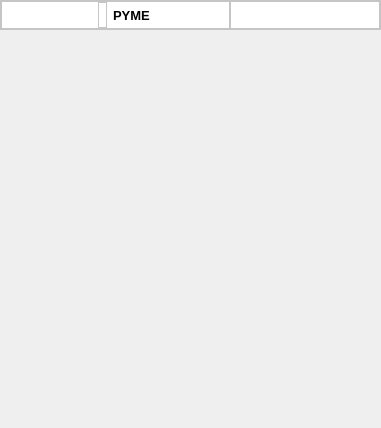
Before: the Qt Designer form Frontend/add_branch_and_product.ui in XxDdUu/DACS01, drawn with Qt 5.
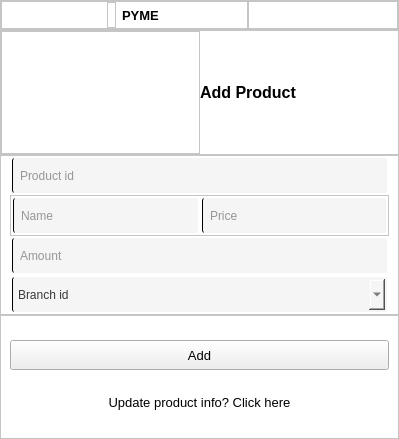
After: the same form once the commit is applied. The open tabs and pages were chosen to show the change. Icons and pictures are not drawn. Custom widgets are drawn as their Qt base class.

What changed in the file:
```diff
--- a/Frontend/add_branch_and_product.ui
+++ b/Frontend/add_branch_and_product.ui
@@ -6,8 +6,8 @@
    <rect>
     <x>0</x>
     <y>0</y>
-    <width>381</width>
-    <height>428</height>
+    <width>399</width>
+    <height>439</height>
    </rect>
   </property>
   <property name="windowTitle">
@@ -767,7 +767,466 @@
        </item>
       </layout>
      </widget>
-     <widget class="QWidget" name="manage_product"/>
+     <widget class="QWidget" name="manage_product">
+      <property name="styleSheet">
+       <string notr="true">#manage_product {
+	background-color: rgb(255, 255, 255);
+}
+QFrame {
+	background-color: rgb(255, 255, 255);
+}</string>
+      </property>
+      <layout class="QVBoxLayout" name="verticalLayout_8">
+       <property name="spacing">
+        <number>0</number>
+       </property>
+       <property name="leftMargin">
+        <number>0</number>
+       </property>
+       <property name="topMargin">
+        <number>0</number>
+       </property>
+       <property name="rightMargin">
+        <number>0</number>
+       </property>
+       <property name="bottomMargin">
+        <number>0</number>
+       </property>
+       <item>
+        <widget class="QFrame" name="main_product_logo_frame">
+         <property name="styleSheet">
+          <string notr="true">#Manage_branch_info_label {
+	font-weight: bold;
+	color: rgb(0, 0, 0);
+	padding: 10px;
+}</string>
+         </property>
+         <property name="frameShape">
+          <enum>QFrame::StyledPanel</enum>
+         </property>
+         <property name="frameShadow">
+          <enum>QFrame::Raised</enum>
+         </property>
+         <layout class="QHBoxLayout" name="horizontalLayout_6">
+          <property name="spacing">
+           <number>0</number>
+          </property>
+          <property name="leftMargin">
+           <number>0</number>
+          </property>
+          <property name="topMargin">
+           <number>0</number>
+          </property>
+          <property name="rightMargin">
+           <number>0</number>
+          </property>
+          <property name="bottomMargin">
+           <number>0</number>
+          </property>
+          <item>
+           <widget class="QFrame" name="main_product_logo_label">
+            <property name="maximumSize">
+             <size>
+              <width>16777215</width>
+              <height>16777201</height>
+             </size>
+            </property>
+            <property name="styleSheet">
+             <string notr="true">#main_branch_logo {
+	background-color: rgb(210, 210, 210);
+	border-radius: 50px;
+}</string>
+            </property>
+            <property name="frameShape">
+             <enum>QFrame::StyledPanel</enum>
+            </property>
+            <property name="frameShadow">
+             <enum>QFrame::Raised</enum>
+            </property>
+            <layout class="QHBoxLayout" name="horizontalLayout_9">
+             <property name="spacing">
+              <number>0</number>
+             </property>
+             <property name="leftMargin">
+              <number>45</number>
+             </property>
+             <property name="topMargin">
+              <number>0</number>
+             </property>
+             <property name="rightMargin">
+              <number>0</number>
+             </property>
+             <property name="bottomMargin">
+              <number>0</number>
+             </property>
+             <item>
+              <widget class="QLabel" name="main_product_logo">
+               <property name="minimumSize">
+                <size>
+                 <width>60</width>
+                 <height>60</height>
+                </size>
+               </property>
+               <property name="maximumSize">
+                <size>
+                 <width>100</width>
+                 <height>100</height>
+                </size>
+               </property>
+               <property name="font">
+                <font>
+                 <pointsize>3</pointsize>
+                </font>
+               </property>
+               <property name="text">
+                <string/>
+               </property>
+               <property name="pixmap">
+                <pixmap resource="View/img/resources.qrc">:/icon/icon/productSales.png</pixmap>
+               </property>
+               <property name="scaledContents">
+                <bool>true</bool>
+               </property>
+              </widget>
+             </item>
+            </layout>
+           </widget>
+          </item>
+          <item>
+           <widget class="QLabel" name="Manage_product_info_label">
+            <property name="maximumSize">
+             <size>
+              <width>211</width>
+              <height>120</height>
+             </size>
+            </property>
+            <property name="font">
+             <font>
+              <pointsize>12</pointsize>
+              <weight>75</weight>
+              <bold>true</bold>
+             </font>
+            </property>
+            <property name="text">
+             <string>Add Product</string>
+            </property>
+            <property name="alignment">
+             <set>Qt::AlignLeading|Qt::AlignLeft|Qt::AlignVCenter</set>
+            </property>
+           </widget>
+          </item>
+         </layout>
+        </widget>
+       </item>
+       <item>
+        <widget class="QFrame" name="product_edit_frame">
+         <property name="minimumSize">
+          <size>
+           <width>0</width>
+           <height>0</height>
+          </size>
+         </property>
+         <property name="styleSheet">
+          <string notr="true">#branch_edit_frame {
+background-color: rgb(255, 255, 255);
+}
+QLineEdit {
+	    color :  rgb(56, 56, 56);
+        background-color:  rgb(245, 245, 245);
+        border: none;
+        border-bottom-style: solid;
+        border-radius: 2px;
+        border-left: 1px solid  rgb(0, 0, 0);
+        margin: 2px;
+        height: 35px;
+        padding-left: 5px;
+}
+QLineEdit:hover {
+		background-color: rgb(220, 220, 220);
+}
+QComboBox {
+	    color :  rgb(56, 56, 56);
+        background-color:  rgb(245, 245, 245);
+        border: none;
+        border-bottom-style: solid;
+        border-radius: 2px;
+        border-left: 1px solid  rgb(0, 0, 0);
+        margin: 2px;
+        height: 35px;
+        padding-left: 5px;
+}
+QComboBox:hover {
+		background-color: rgb(220, 220, 220);
+}
+QComboBox QAbstractItemView {
+    background-color: white;
+    selection-background-color: #4CAF50;
+    selection-color: white;
+    border: 1px solid #ddd;
+}
+
+QComboBox QAbstractItemView::item {
+    padding: 5px;
+    height: 25px;
+}
+QComboBox QAbstractItemView::item:selected {
+    background-color:  rgb(175, 175, 175);
+    color: black;
+}
+
+QComboBox QAbstractItemView::item:hover {
+    background-color: #e0e0e0;
+}</string>
+         </property>
+         <property name="frameShape">
+          <enum>QFrame::StyledPanel</enum>
+         </property>
+         <property name="frameShadow">
+          <enum>QFrame::Raised</enum>
+         </property>
+         <layout class="QVBoxLayout" name="verticalLayout_6">
+          <property name="spacing">
+           <number>0</number>
+          </property>
+          <property name="leftMargin">
+           <number>9</number>
+          </property>
+          <property name="topMargin">
+           <number>0</number>
+          </property>
+          <property name="rightMargin">
+           <number>9</number>
+          </property>
+          <property name="bottomMargin">
+           <number>0</number>
+          </property>
+          <item>
+           <widget class="QLineEdit" name="product_id_line_edit">
+            <property name="sizePolicy">
+             <sizepolicy hsizetype="Expanding" vsizetype="Fixed">
+              <horstretch>0</horstretch>
+              <verstretch>0</verstretch>
+             </sizepolicy>
+            </property>
+            <property name="minimumSize">
+             <size>
+              <width>0</width>
+              <height>0</height>
+             </size>
+            </property>
+            <property name="maximumSize">
+             <size>
+              <width>16777215</width>
+              <height>16777215</height>
+             </size>
+            </property>
+            <property name="font">
+             <font>
+              <pointsize>9</pointsize>
+             </font>
+            </property>
+            <property name="styleSheet">
+             <string notr="true"/>
+            </property>
+            <property name="placeholderText">
+             <string>Product id</string>
+            </property>
+           </widget>
+          </item>
+          <item>
+           <widget class="QFrame" name="product_name_and_address_frame">
+            <property name="maximumSize">
+             <size>
+              <width>16777215</width>
+              <height>50</height>
+             </size>
+            </property>
+            <property name="frameShape">
+             <enum>QFrame::StyledPanel</enum>
+            </property>
+            <property name="frameShadow">
+             <enum>QFrame::Raised</enum>
+            </property>
+            <layout class="QHBoxLayout" name="horizontalLayout_8">
+             <property name="spacing">
+              <number>0</number>
+             </property>
+             <property name="leftMargin">
+              <number>0</number>
+             </property>
+             <property name="topMargin">
+              <number>0</number>
+             </property>
+             <property name="rightMargin">
+              <number>0</number>
+             </property>
+             <property name="bottomMargin">
+              <number>0</number>
+             </property>
+             <item>
+              <widget class="QLineEdit" name="product_name_line_edit">
+               <property name="maximumSize">
+                <size>
+                 <width>16777215</width>
+                 <height>16777215</height>
+                </size>
+               </property>
+               <property name="font">
+                <font>
+                 <pointsize>9</pointsize>
+                </font>
+               </property>
+               <property name="echoMode">
+                <enum>QLineEdit::Normal</enum>
+               </property>
+               <property name="placeholderText">
+                <string>Name</string>
+               </property>
+              </widget>
+             </item>
+             <item>
+              <widget class="QLineEdit" name="product_price_line_edit">
+               <property name="maximumSize">
+                <size>
+                 <width>16777215</width>
+                 <height>16777215</height>
+                </size>
+               </property>
+               <property name="font">
+                <font>
+                 <pointsize>9</pointsize>
+                </font>
+               </property>
+               <property name="placeholderText">
+                <string>Price</string>
+               </property>
+              </widget>
+             </item>
+            </layout>
+           </widget>
+          </item>
+          <item>
+           <widget class="QLineEdit" name="product_amount_line_edit">
+            <property name="minimumSize">
+             <size>
+              <width>0</width>
+              <height>35</height>
+             </size>
+            </property>
+            <property name="maximumSize">
+             <size>
+              <width>16777215</width>
+              <height>16777215</height>
+             </size>
+            </property>
+            <property name="font">
+             <font>
+              <pointsize>9</pointsize>
+             </font>
+            </property>
+            <property name="echoMode">
+             <enum>QLineEdit::Normal</enum>
+            </property>
+            <property name="placeholderText">
+             <string>Amount</string>
+            </property>
+           </widget>
+          </item>
+          <item>
+           <widget class="QComboBox" name="branch_id_combo_box">
+            <property name="currentText">
+             <string notr="true">Branch id</string>
+            </property>
+            <item>
+             <property name="text">
+              <string>Branch id</string>
+             </property>
+            </item>
+           </widget>
+          </item>
+         </layout>
+        </widget>
+       </item>
+       <item>
+        <widget class="QFrame" name="product_btn_frame">
+         <property name="styleSheet">
+          <string notr="true">#branch_btn_frame {
+background-color: rgb(255, 255, 255);
+}
+#update_and_add_button {
+	border: 2px solid rgb(197, 197, 197);
+	border-radius: 3px;
+	background-color: rgb(213, 213, 213);
+	color: rgb(65, 65, 65);
+}
+#update_and_add_button:hover {
+	border: 2px solid rgb(107, 107, 107);
+}
+#update_and_add_button:pressed{
+	border: 2px solid rgb(107, 107, 107);
+	background-color: rgb(144, 144, 144);
+}
+#update_and_add_label {
+	color: rgb(0, 0, 0);
+}
+#update_and_add_label:hover {
+	color: rgb(126, 126, 126);
+}
+#update_and_add_label:pressed {
+	color: rgb(115, 115, 115)
+}</string>
+         </property>
+         <property name="frameShape">
+          <enum>QFrame::StyledPanel</enum>
+         </property>
+         <property name="frameShadow">
+          <enum>QFrame::Raised</enum>
+         </property>
+         <layout class="QVBoxLayout" name="verticalLayout_7">
+          <item>
+           <widget class="QPushButton" name="product_and_add_button">
+            <property name="minimumSize">
+             <size>
+              <width>0</width>
+              <height>30</height>
+             </size>
+            </property>
+            <property name="font">
+             <font>
+              <pointsize>10</pointsize>
+             </font>
+            </property>
+            <property name="text">
+             <string>Add</string>
+            </property>
+           </widget>
+          </item>
+          <item>
+           <widget class="ClickableLabel" name="product_and_add_label">
+            <property name="maximumSize">
+             <size>
+              <width>16777215</width>
+              <height>23</height>
+             </size>
+            </property>
+            <property name="font">
+             <font>
+              <pointsize>10</pointsize>
+             </font>
+            </property>
+            <property name="text">
+             <string>Update product info? Click here</string>
+            </property>
+            <property name="alignment">
+             <set>Qt::AlignCenter</set>
+            </property>
+           </widget>
+          </item>
+         </layout>
+        </widget>
+       </item>
+      </layout>
+     </widget>
     </widget>
    </item>
   </layout>
```
Left out of the diff: 4 changed lines with no effect on the pictures.
